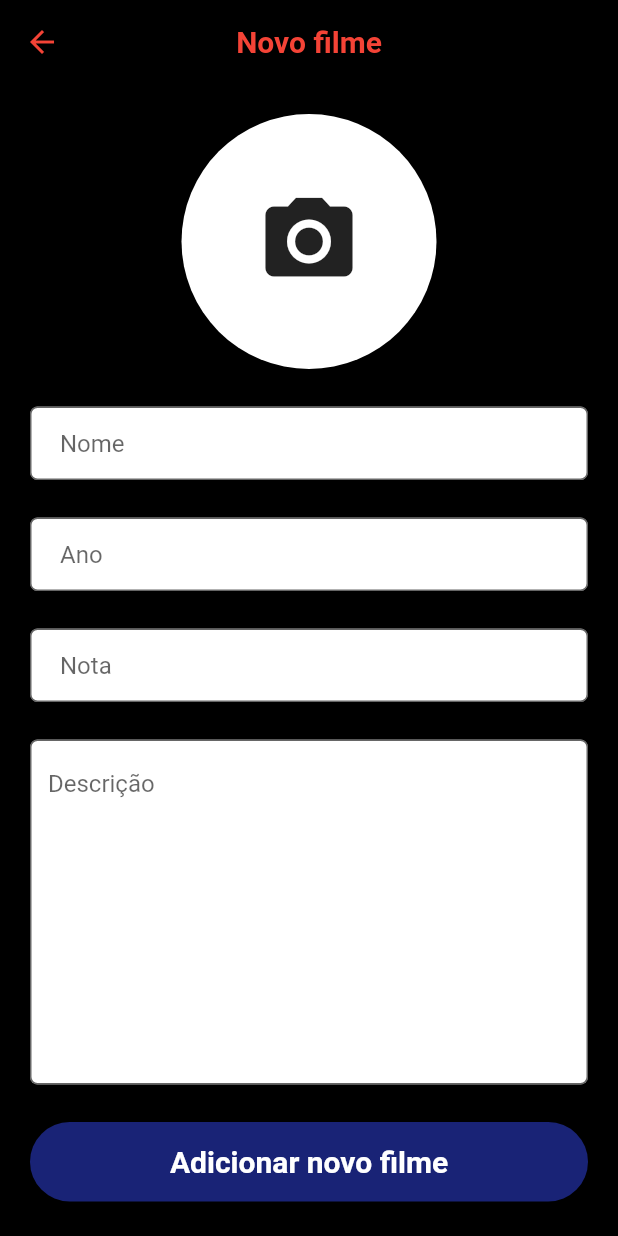
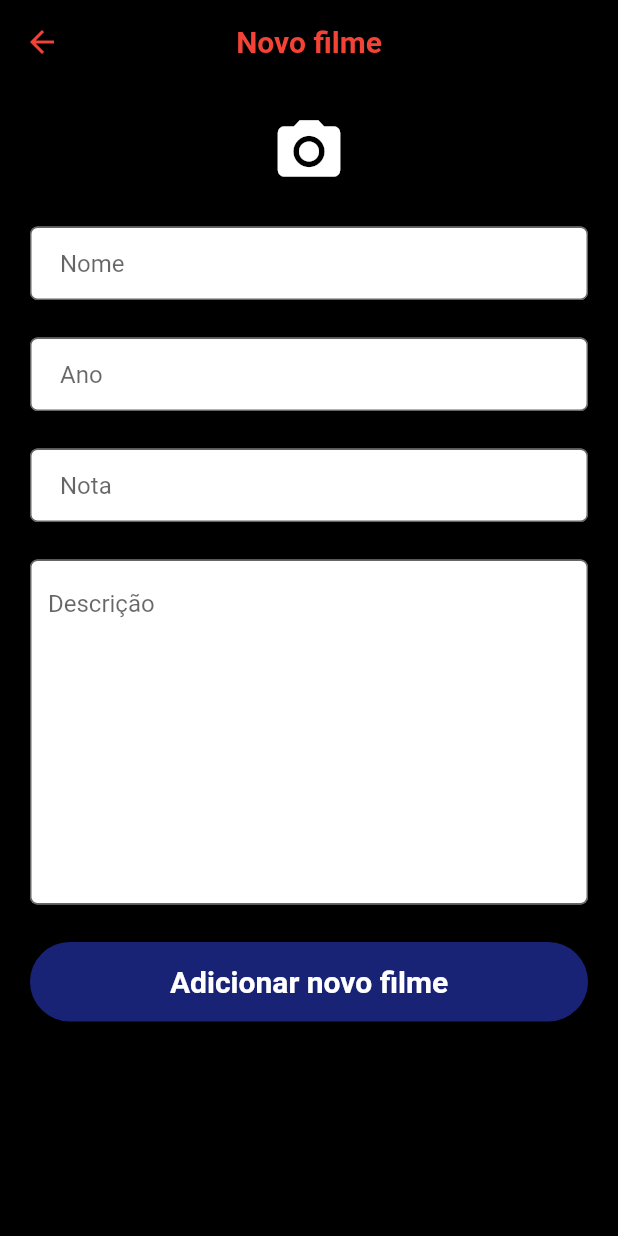
Before and after one commit to LucasFerreira159/MovieDb---Flutter, a Flutter app: the NewMovie screen opened directly, after a tap on the "camera alt" icon, on a phone screen of 412 x 824 dp. Run offline on Flutter 3.47's test engine with Material 2 defaults, Android fonts, the phone set to English and light mode, and no system bars; our stand-ins replace image_picker; network calls fail; Roboto replaces fonts that are missing (Arvo, Montserrat).

Commit message:
Add image picker for new movie

```diff
--- a/lib/new_movie.dart
+++ b/lib/new_movie.dart
@@ -1,3 +1,5 @@
+import 'dart:io';
+import 'package:image_picker/image_picker.dart';
 import 'package:flutter/material.dart';
 
 class NewMovie extends StatefulWidget {
@@ -14,20 +16,33 @@ class _NewMovieState extends State<NewMovie> {
 
   @override
   Widget build(BuildContext context) {
-    final imageButton = Material(
-        elevation: 5.0,
-        shape: CircleBorder(),
+    File _image;
+
+    Future getImage() async {
+        var image = await ImagePicker.pickImage(source: ImageSource.gallery);
+
+        setState(() {
+          _image = image;
+        });
+    }
+
+    final imageButton = InkWell(
+        onTap: () => getImage(),
+        child: _image == null
+            ? Icon(
+                Icons.camera_alt,
+                size: 50,
                 color: Colors.white,
-        child: InkWell(
-          child: IconButton(
-            icon: Icon(Icons.camera_alt),
-            padding: EdgeInsets.all(50.0),
-            iconSize: 70,
-            onPressed: () {
-              // open galery
-            },
+              )
+            : Container(
+              width: 100,
+              height: 120,
+              child: Image.file(
+                _image,
+                fit: BoxFit.fill,
               ),
-        ));
+            ),
+      );
 
     final movieNameField = TextFormField(
       controller: _movieNameController,
--- a/pubspec.yaml
+++ b/pubspec.yaml
@@ -24,6 +24,7 @@ dependencies:
   # Use with the CupertinoIcons class for iOS style icons.
   cupertino_icons: ^0.1.2
   http: ^0.12.0+2
+  image_picker: ^0.6.1+4
 
 dev_dependencies:
   flutter_test:
```
Also changed, not shown: pubspec.lock. Lines whose indentation alone changed are shown as unchanged.
